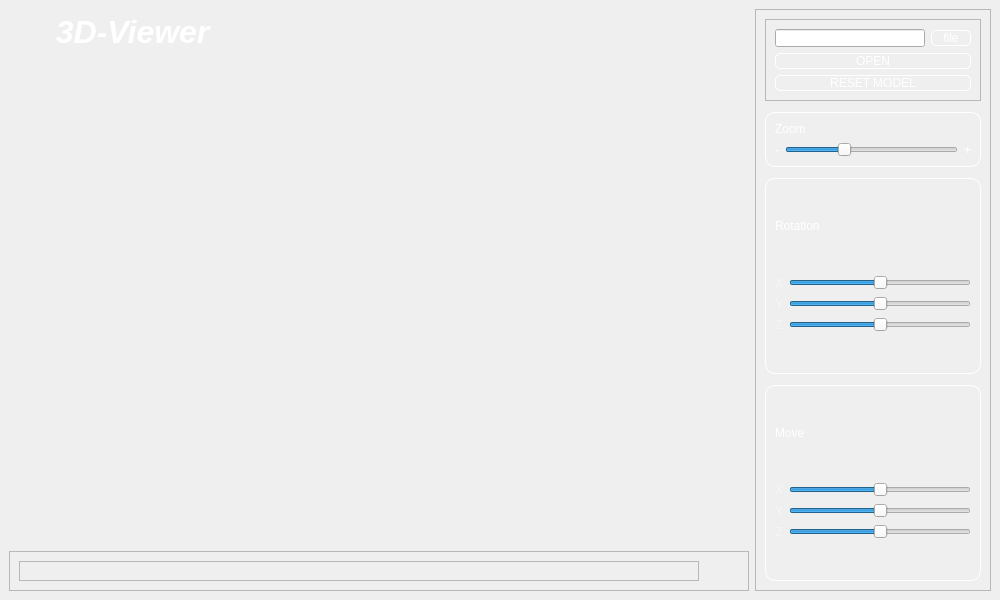
Old version of the form src/frontend/mainviewer.ui in the repository DmitryRedko/3DViewer_v1.0.
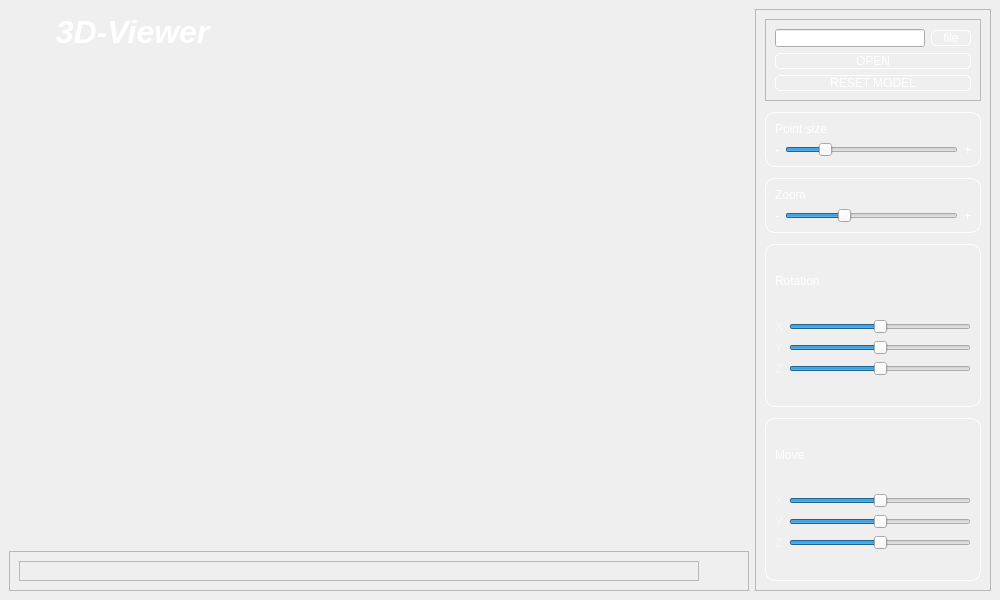
New version of the form. Custom widgets are drawn as their Qt base class.

Commit message: point size slider added

The edit to the form file:
```diff
--- a/src/frontend/mainviewer.ui
+++ b/src/frontend/mainviewer.ui
@@ -29,7 +29,6 @@
       <property name="font">
        <font>
         <pointsize>24</pointsize>
-        <weight>75</weight>
         <bold>true</bold>
        </font>
       </property>
@@ -116,6 +115,20 @@
           <enum>QFrame::Raised</enum>
          </property>
          <layout class="QGridLayout" name="gridLayout_3">
+          <item row="1" column="0">
+           <widget class="QLabel" name="label_minus">
+            <property name="text">
+             <string>-</string>
+            </property>
+           </widget>
+          </item>
+          <item row="1" column="2">
+           <widget class="QLabel" name="label_plus">
+            <property name="text">
+             <string>+</string>
+            </property>
+           </widget>
+          </item>
           <item row="0" column="0" colspan="2">
            <widget class="QLabel" name="rotate_title">
             <property name="sizePolicy">
@@ -157,164 +170,6 @@
             </property>
            </widget>
           </item>
-          <item row="1" column="2">
-           <widget class="QLabel" name="label_plus">
-            <property name="text">
-             <string>+</string>
-            </property>
-           </widget>
-          </item>
-          <item row="1" column="0">
-           <widget class="QLabel" name="label_minus">
-            <property name="text">
-             <string>-</string>
-            </property>
-           </widget>
-          </item>
-         </layout>
-        </widget>
-       </item>
-       <item row="4" column="0" colspan="2">
-        <widget class="QFrame" name="translate">
-         <property name="styleSheet">
-          <string notr="true">QFrame {
-color: white;
-margin-top: 5px;
-border: 1px solid white;
-border-radius: 10px;
-}
-
-QLabel {
-margin-top: 0;
-border: none;
-}</string>
-         </property>
-         <property name="frameShape">
-          <enum>QFrame::StyledPanel</enum>
-         </property>
-         <property name="frameShadow">
-          <enum>QFrame::Raised</enum>
-         </property>
-         <layout class="QGridLayout" name="gridLayout_5">
-          <item row="0" column="0">
-           <widget class="QLabel" name="translate_title">
-            <property name="sizePolicy">
-             <sizepolicy hsizetype="Preferred" vsizetype="Maximum">
-              <horstretch>0</horstretch>
-              <verstretch>0</verstretch>
-             </sizepolicy>
-            </property>
-            <property name="text">
-             <string>Move</string>
-            </property>
-           </widget>
-          </item>
-          <item row="1" column="0">
-           <layout class="QVBoxLayout" name="verticalLayout">
-            <property name="topMargin">
-             <number>5</number>
-            </property>
-            <item>
-             <layout class="QHBoxLayout" name="line_16">
-              <property name="leftMargin">
-               <number>0</number>
-              </property>
-              <item>
-               <widget class="QLabel" name="label_16">
-                <property name="styleSheet">
-                 <string notr="true">	color: rgba(255, 255, 255, 102);</string>
-                </property>
-                <property name="text">
-                 <string>X</string>
-                </property>
-               </widget>
-              </item>
-              <item>
-               <widget class="QSlider" name="move_x">
-                <property name="minimum">
-                 <number>-100</number>
-                </property>
-                <property name="maximum">
-                 <number>100</number>
-                </property>
-                <property name="value">
-                 <number>0</number>
-                </property>
-                <property name="orientation">
-                 <enum>Qt::Horizontal</enum>
-                </property>
-               </widget>
-              </item>
-             </layout>
-            </item>
-            <item>
-             <layout class="QHBoxLayout" name="line_17">
-              <property name="leftMargin">
-               <number>0</number>
-              </property>
-              <item>
-               <widget class="QLabel" name="label_17">
-                <property name="styleSheet">
-                 <string notr="true">	color: rgba(255, 255, 255, 102);</string>
-                </property>
-                <property name="text">
-                 <string>Y</string>
-                </property>
-               </widget>
-              </item>
-              <item>
-               <widget class="QSlider" name="move_y">
-                <property name="minimum">
-                 <number>-100</number>
-                </property>
-                <property name="maximum">
-                 <number>100</number>
-                </property>
-                <property name="value">
-                 <number>0</number>
-                </property>
-                <property name="orientation">
-                 <enum>Qt::Horizontal</enum>
-                </property>
-               </widget>
-              </item>
-             </layout>
-            </item>
-            <item>
-             <layout class="QHBoxLayout" name="line_18">
-              <property name="leftMargin">
-               <number>0</number>
-              </property>
-              <item>
-               <widget class="QLabel" name="label_18">
-                <property name="styleSheet">
-                 <string notr="true">	color: rgba(255, 255, 255, 102);</string>
-                </property>
-                <property name="text">
-                 <string>Z</string>
-                </property>
-               </widget>
-              </item>
-              <item>
-               <widget class="QSlider" name="move_z">
-                <property name="minimum">
-                 <number>-100</number>
-                </property>
-                <property name="maximum">
-                 <number>100</number>
-                </property>
-                <property name="value">
-                 <number>0</number>
-                </property>
-                <property name="orientation">
-                 <enum>Qt::Horizontal</enum>
-                </property>
-               </widget>
-              </item>
-             </layout>
-            </item>
-           </layout>
-          </item>
          </layout>
         </widget>
        </item>
@@ -482,19 +337,6 @@
           <enum>QFrame::Raised</enum>
          </property>
          <layout class="QGridLayout" name="gridLayout_4">
-          <item row="0" column="0">
-           <widget class="QLabel" name="rotate_title_3">
-            <property name="sizePolicy">
-             <sizepolicy hsizetype="Preferred" vsizetype="Maximum">
-              <horstretch>0</horstretch>
-              <verstretch>0</verstretch>
-             </sizepolicy>
-            </property>
-            <property name="text">
-             <string>Rotation</string>
-            </property>
-           </widget>
-          </item>
           <item row="1" column="0">
            <layout class="QVBoxLayout" name="verticalLayout_2">
             <property name="topMargin">
@@ -600,6 +442,261 @@
              </layout>
             </item>
            </layout>
+          </item>
+          <item row="0" column="0">
+           <widget class="QLabel" name="rotate_title_3">
+            <property name="sizePolicy">
+             <sizepolicy hsizetype="Preferred" vsizetype="Maximum">
+              <horstretch>0</horstretch>
+              <verstretch>0</verstretch>
+             </sizepolicy>
+            </property>
+            <property name="text">
+             <string>Rotation</string>
+            </property>
+           </widget>
+          </item>
+         </layout>
+        </widget>
+       </item>
+       <item row="5" column="0" colspan="2">
+        <widget class="QFrame" name="translate">
+         <property name="styleSheet">
+          <string notr="true">QFrame {
+color: white;
+margin-top: 5px;
+border: 1px solid white;
+border-radius: 10px;
+}
+
+QLabel {
+margin-top: 0;
+border: none;
+}</string>
+         </property>
+         <property name="frameShape">
+          <enum>QFrame::StyledPanel</enum>
+         </property>
+         <property name="frameShadow">
+          <enum>QFrame::Raised</enum>
+         </property>
+         <layout class="QGridLayout" name="gridLayout_5">
+          <item row="1" column="0">
+           <layout class="QVBoxLayout" name="verticalLayout">
+            <property name="topMargin">
+             <number>5</number>
+            </property>
+            <item>
+             <layout class="QHBoxLayout" name="line_16">
+              <property name="leftMargin">
+               <number>0</number>
+              </property>
+              <item>
+               <widget class="QLabel" name="label_16">
+                <property name="styleSheet">
+                 <string notr="true">	color: rgba(255, 255, 255, 102);</string>
+                </property>
+                <property name="text">
+                 <string>X</string>
+                </property>
+               </widget>
+              </item>
+              <item>
+               <widget class="QSlider" name="move_x">
+                <property name="minimum">
+                 <number>-100</number>
+                </property>
+                <property name="maximum">
+                 <number>100</number>
+                </property>
+                <property name="value">
+                 <number>0</number>
+                </property>
+                <property name="orientation">
+                 <enum>Qt::Horizontal</enum>
+                </property>
+               </widget>
+              </item>
+             </layout>
+            </item>
+            <item>
+             <layout class="QHBoxLayout" name="line_17">
+              <property name="leftMargin">
+               <number>0</number>
+              </property>
+              <item>
+               <widget class="QLabel" name="label_17">
+                <property name="styleSheet">
+                 <string notr="true">	color: rgba(255, 255, 255, 102);</string>
+                </property>
+                <property name="text">
+                 <string>Y</string>
+                </property>
+               </widget>
+              </item>
+              <item>
+               <widget class="QSlider" name="move_y">
+                <property name="minimum">
+                 <number>-100</number>
+                </property>
+                <property name="maximum">
+                 <number>100</number>
+                </property>
+                <property name="value">
+                 <number>0</number>
+                </property>
+                <property name="orientation">
+                 <enum>Qt::Horizontal</enum>
+                </property>
+               </widget>
+              </item>
+             </layout>
+            </item>
+            <item>
+             <layout class="QHBoxLayout" name="line_18">
+              <property name="leftMargin">
+               <number>0</number>
+              </property>
+              <item>
+               <widget class="QLabel" name="label_18">
+                <property name="styleSheet">
+                 <string notr="true">	color: rgba(255, 255, 255, 102);</string>
+                </property>
+                <property name="text">
+                 <string>Z</string>
+                </property>
+               </widget>
+              </item>
+              <item>
+               <widget class="QSlider" name="move_z">
+                <property name="minimum">
+                 <number>-100</number>
+                </property>
+                <property name="maximum">
+                 <number>100</number>
+                </property>
+                <property name="value">
+                 <number>0</number>
+                </property>
+                <property name="orientation">
+                 <enum>Qt::Horizontal</enum>
+                </property>
+               </widget>
+              </item>
+             </layout>
+            </item>
+           </layout>
+          </item>
+          <item row="0" column="0">
+           <widget class="QLabel" name="translate_title">
+            <property name="sizePolicy">
+             <sizepolicy hsizetype="Preferred" vsizetype="Maximum">
+              <horstretch>0</horstretch>
+              <verstretch>0</verstretch>
+             </sizepolicy>
+            </property>
+            <property name="text">
+             <string>Move</string>
+            </property>
+           </widget>
+          </item>
+         </layout>
+        </widget>
+       </item>
+       <item row="1" column="0" colspan="2">
+        <widget class="QFrame" name="zoom_2">
+         <property name="enabled">
+          <bool>true</bool>
+         </property>
+         <property name="sizePolicy">
+          <sizepolicy hsizetype="Minimum" vsizetype="Maximum">
+           <horstretch>0</horstretch>
+           <verstretch>0</verstretch>
+          </sizepolicy>
+         </property>
+         <property name="styleSheet">
+          <string notr="true">QFrame {
+color: white;
+margin-top: 5px;
+border: 1px solid white;
+border-radius: 10px;
+}
+
+QLabel {
+margin-top: 0;
+border: none;
+}
+
+QPushButton {
+	background-color: rgba(255, 255, 255, 0);
+}
+
+QPushButton:pressed {
+padding-top: 3px;
+padding-right: 3px;
+}</string>
+         </property>
+         <property name="frameShape">
+          <enum>QFrame::StyledPanel</enum>
+         </property>
+         <property name="frameShadow">
+          <enum>QFrame::Raised</enum>
+         </property>
+         <layout class="QGridLayout" name="gridLayout_10">
+          <item row="1" column="0">
+           <widget class="QLabel" name="label_minus_4">
+            <property name="text">
+             <string>-</string>
+            </property>
+           </widget>
+          </item>
+          <item row="1" column="1">
+           <widget class="QSlider" name="zoom_scale_4">
+            <property name="sizePolicy">
+             <sizepolicy hsizetype="Expanding" vsizetype="Maximum">
+              <horstretch>0</horstretch>
+              <verstretch>0</verstretch>
+             </sizepolicy>
+            </property>
+            <property name="minimum">
+             <number>1</number>
+            </property>
+            <property name="maximum">
+             <number>20</number>
+            </property>
+            <property name="singleStep">
+             <number>1</number>
+            </property>
+            <property name="pageStep">
+             <number>1</number>
+            </property>
+            <property name="value">
+             <number>5</number>
+            </property>
+            <property name="orientation">
+             <enum>Qt::Horizontal</enum>
+            </property>
+           </widget>
+          </item>
+          <item row="1" column="2">
+           <widget class="QLabel" name="label_plus_4">
+            <property name="text">
+             <string>+</string>
+            </property>
+           </widget>
+          </item>
+          <item row="0" column="0" colspan="2">
+           <widget class="QLabel" name="rotate_title_5">
+            <property name="sizePolicy">
+             <sizepolicy hsizetype="Preferred" vsizetype="Maximum">
+              <horstretch>0</horstretch>
+              <verstretch>0</verstretch>
+             </sizepolicy>
+            </property>
+            <property name="text">
+             <string>Point size</string>
+            </property>
+           </widget>
           </item>
          </layout>
         </widget>
```
The commit also changes 13 other files.
